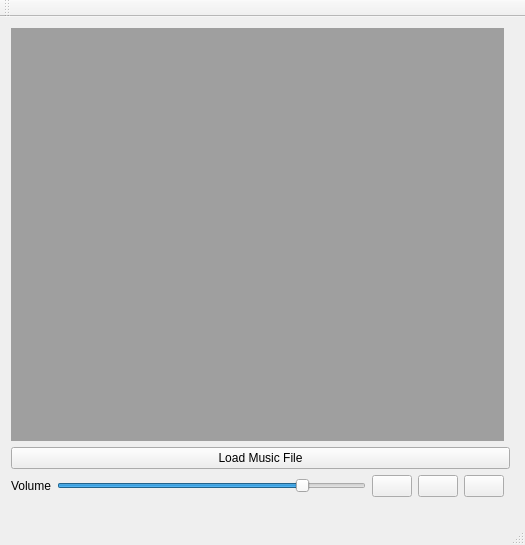
Qt form AudioPlayer/AudioPlayer/mainwindow.ui (timkunkel/AudioVisualizer) before a commit.
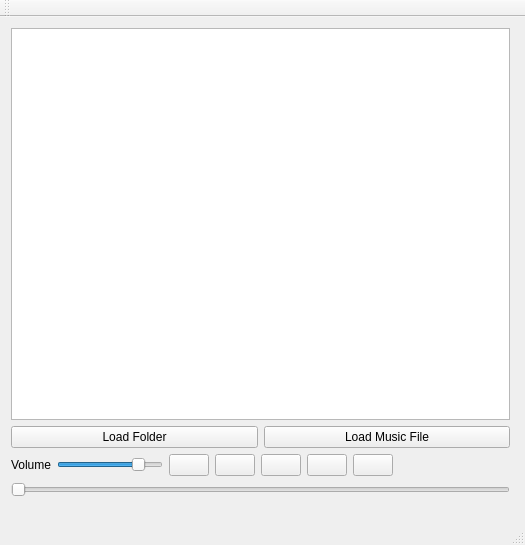
The same form after that commit. Icons and pictures are not drawn.

What changed in the file:
```diff
--- a/AudioPlayer/AudioPlayer/mainwindow.ui
+++ b/AudioPlayer/AudioPlayer/mainwindow.ui
@@ -29,8 +29,48 @@
      </property>
      <item row="1" column="0">
       <layout class="QGridLayout" name="gridLayout_2">
+       <item row="0" column="0" colspan="9">
+        <layout class="QGridLayout" name="gridLayout_3">
+         <item row="3" column="0">
+          <layout class="QHBoxLayout" name="horizontalLayout">
+           <item>
+            <widget class="QPushButton" name="loadFolderButton">
+             <property name="text">
+              <string>Load Folder</string>
+             </property>
+            </widget>
+           </item>
+           <item>
+            <widget class="QPushButton" name="loadFileButton">
+             <property name="text">
+              <string>Load Music File</string>
+             </property>
+             <property name="icon">
+              <iconset resource="appicons.qrc">
+               <normaloff>:/png/four30.png</normaloff>:/png/four30.png</iconset>
+             </property>
+            </widget>
+           </item>
+          </layout>
+         </item>
+         <item row="0" column="0">
+          <widget class="QListWidget" name="mp3List"/>
+         </item>
+        </layout>
+       </item>
+       <item row="3" column="6">
+        <widget class="QPushButton" name="next">
+         <property name="text">
+          <string/>
+         </property>
+         <property name="icon">
+          <iconset resource="appicons.qrc">
+           <normaloff>:/png/next10.png</normaloff>:/png/next10.png</iconset>
+         </property>
+        </widget>
+       </item>
        <item row="3" column="2">
-        <widget class="QPushButton" name="playButton">
+        <widget class="QPushButton" name="previous">
          <property name="text">
           <string/>
          </property>
@@ -40,14 +80,21 @@
          </property>
         </widget>
        </item>
-       <item row="3" column="3">
-        <widget class="QPushButton" name="stopButton">
+       <item row="3" column="5">
+        <widget class="QPushButton" name="pauseButton">
          <property name="text">
           <string/>
          </property>
          <property name="icon">
           <iconset resource="appicons.qrc">
-           <normaloff>:/png/square64.png</normaloff>:/png/square64.png</iconset>
+           <normaloff>:/png/pause15.png</normaloff>:/png/pause15.png</iconset>
+         </property>
+        </widget>
+       </item>
+       <item row="3" column="0">
+        <widget class="QLabel" name="label">
+         <property name="text">
+          <string>Volume</string>
          </property>
         </widget>
        </item>
@@ -61,7 +108,29 @@
          </property>
         </widget>
        </item>
-       <item row="3" column="5">
+       <item row="3" column="4">
+        <widget class="QPushButton" name="stopButton">
+         <property name="text">
+          <string/>
+         </property>
+         <property name="icon">
+          <iconset resource="appicons.qrc">
+           <normaloff>:/png/square64.png</normaloff>:/png/square64.png</iconset>
+         </property>
+        </widget>
+       </item>
+       <item row="3" column="3">
+        <widget class="QPushButton" name="playButton">
+         <property name="text">
+          <string/>
+         </property>
+         <property name="icon">
+          <iconset resource="appicons.qrc">
+           <normaloff>:/png/play43.png</normaloff>:/png/play43.png</iconset>
+         </property>
+        </widget>
+       </item>
+       <item row="3" column="7">
         <spacer name="horizontalSpacer_2">
          <property name="orientation">
           <enum>Qt::Horizontal</enum>
@@ -74,40 +143,15 @@
          </property>
         </spacer>
        </item>
-       <item row="1" column="0" colspan="6">
-        <widget class="QPushButton" name="loadFileButton">
-         <property name="text">
-          <string>Load Music File</string>
-         </property>
-         <property name="icon">
-          <iconset resource="appicons.qrc">
-           <normaloff>:/png/four30.png</normaloff>:/png/four30.png</iconset>
-         </property>
-        </widget>
-       </item>
-       <item row="3" column="0">
-        <widget class="QLabel" name="label">
-         <property name="text">
-          <string>Volume</string>
-         </property>
-        </widget>
-       </item>
-       <item row="3" column="4">
-        <widget class="QPushButton" name="pauseButton">
-         <property name="text">
-          <string/>
-         </property>
-         <property name="icon">
-          <iconset resource="appicons.qrc">
-           <normaloff>:/png/pause15.png</normaloff>:/png/pause15.png</iconset>
-         </property>
-        </widget>
-       </item>
-       <item row="0" column="0" colspan="5">
-        <widget class="QMdiArea" name="mdiArea"/>
-       </item>
       </layout>
      </item>
+     <item row="2" column="0">
+      <widget class="QSlider" name="position">
+       <property name="orientation">
+        <enum>Qt::Horizontal</enum>
+       </property>
+      </widget>
+     </item>
     </layout>
    </widget>
   </widget>
```
Left out of the diff: 2 changed lines with no effect on the pictures.
